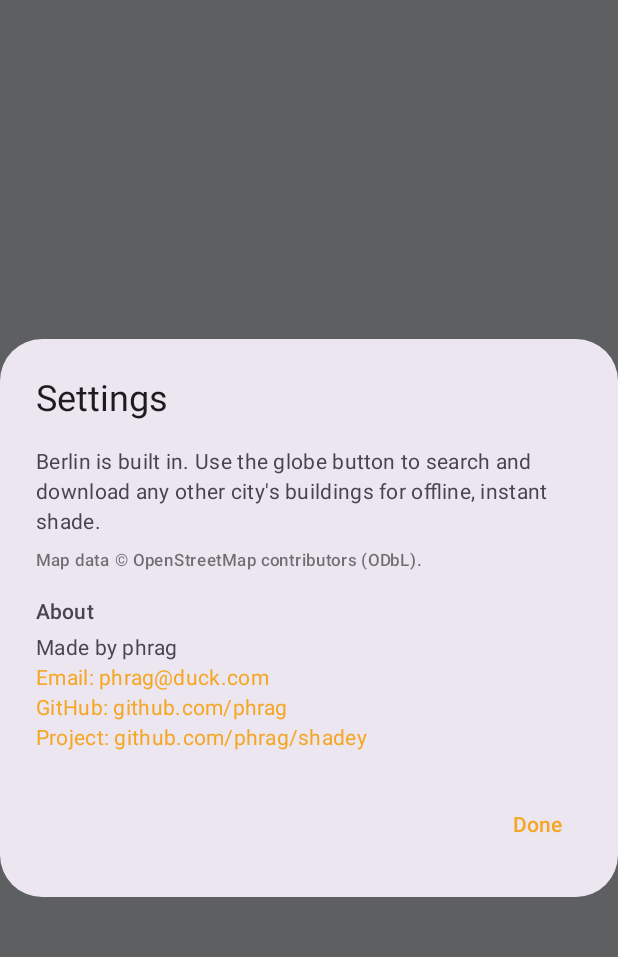
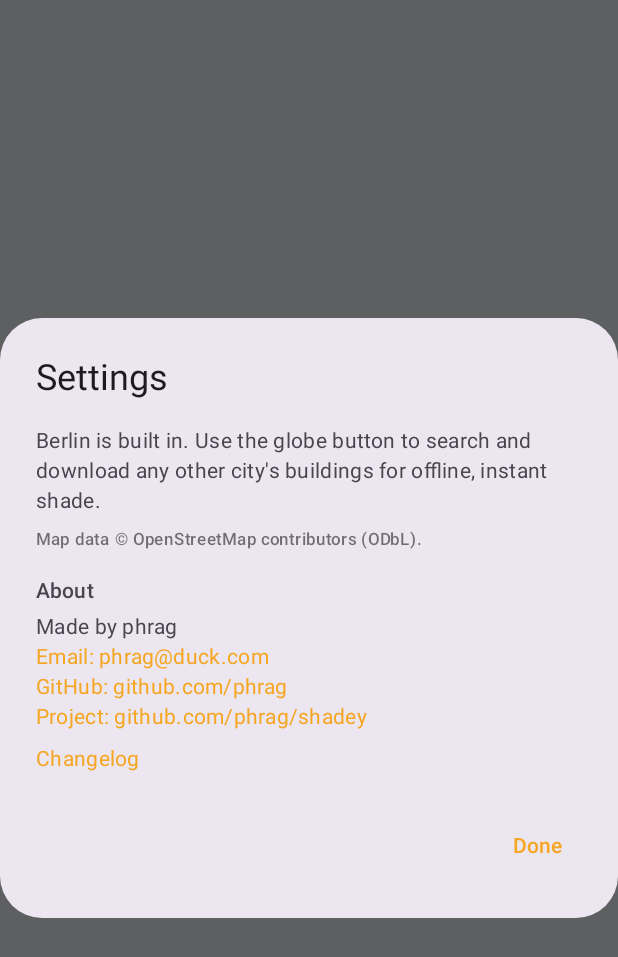
Before and after one commit to phrag/Shadey, an Android app built with Jetpack Compose: the composable SettingsDialog shown on its own in the app's theme, on a phone screen of 412 x 824 dp. Shown: the top 957 px of the screen. Run offline under Robolectric (Android 15) with nearby library versions, the phone set to English and light mode, and no system bars; 1 statement that could not run was skipped.

Commit message:
Add app version and changelog link to settings about section
Reads versionName from PackageManager at runtime and links the
changelog to the GitHub releases page.

https://claude.ai/code/session_01Tc3QkHSEtEp5FYiEC25sKU

```diff
--- a/app/src/main/kotlin/app/shadey/ui/MapScreen.kt
+++ b/app/src/main/kotlin/app/shadey/ui/MapScreen.kt
@@ -648,6 +648,12 @@ private fun SelectedCard(info: SpotSunInfo, zone: ZoneId, onRemove: () -> Unit,
 @Composable
 private fun SettingsDialog(onDismiss: () -> Unit) {
     val uriHandler = LocalUriHandler.current
+    val context = LocalContext.current
+    val versionName = remember {
+        runCatching {
+            context.packageManager.getPackageInfo(context.packageName, 0).versionName
+        }.getOrNull().orEmpty()
+    }
     AlertDialog(
         onDismissRequest = onDismiss,
         confirmButton = { TextButton(onClick = onDismiss) { Text("Done") } },
@@ -673,6 +679,16 @@ private fun SettingsDialog(onDismiss: () -> Unit) {
                 LinkRow("GitHub: github.com/phrag") { uriHandler.openUri("https://github.com/phrag") }
                 LinkRow("Project: github.com/phrag/shadey") {
                     uriHandler.openUri("https://github.com/phrag/shadey")
+                }
+                Spacer(Modifier.height(8.dp))
+                if (versionName.isNotEmpty()) {
+                    Text(
+                        "Version $versionName",
+                        style = MaterialTheme.typography.bodyMedium,
+                    )
+                }
+                LinkRow("Changelog") {
+                    uriHandler.openUri("https://github.com/phrag/shadey/releases")
                 }
             }
         },
```
